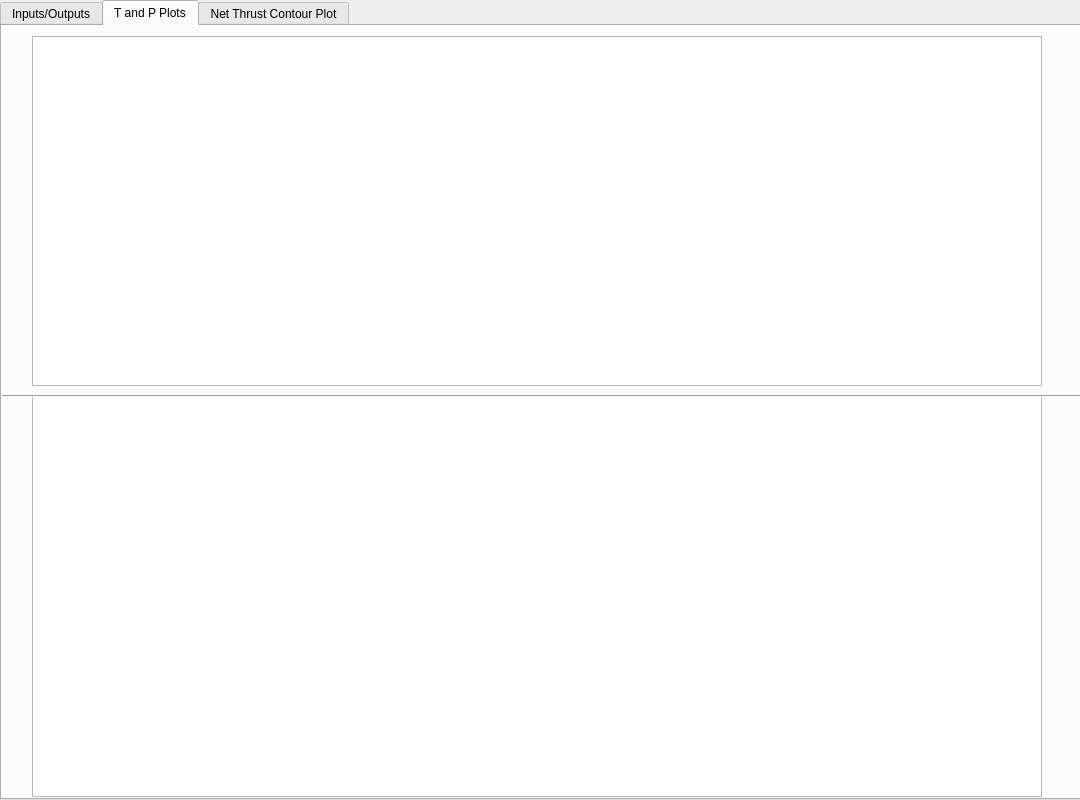
sriramsridhar66/engine-sim, file Engine_Sim_GUI.ui: the form before one commit.
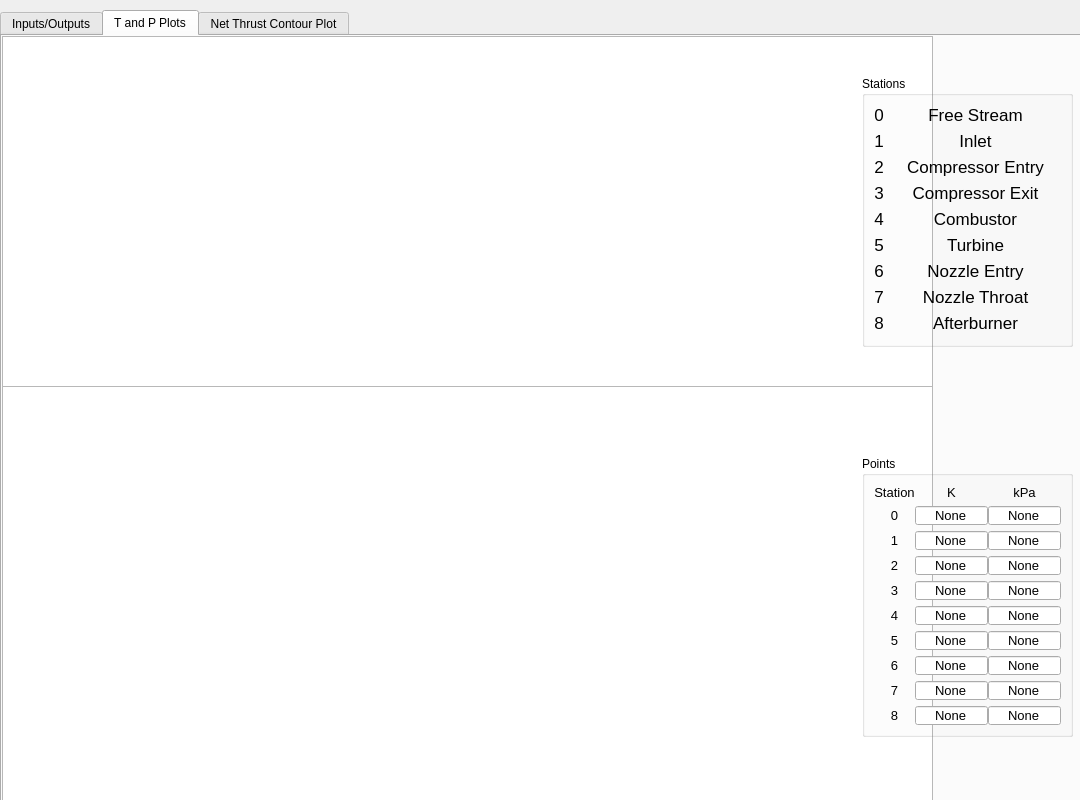
The form after the commit. The open tabs and pages were chosen to show the change.

What changed in the file:
```diff
--- a/Engine_Sim_GUI.ui
+++ b/Engine_Sim_GUI.ui
@@ -26,11 +26,20 @@
    <property name="geometry">
     <rect>
      <x>0</x>
-     <y>0</y>
+     <y>10</y>
      <width>1191</width>
      <height>800</height>
     </rect>
    </property>
+   <property name="focusPolicy">
+    <enum>Qt::TabFocus</enum>
+   </property>
+   <property name="tabPosition">
+    <enum>QTabWidget::North</enum>
+   </property>
+   <property name="tabShape">
+    <enum>QTabWidget::Rounded</enum>
+   </property>
    <property name="currentIndex">
     <number>0</number>
    </property>
@@ -38,87 +47,6 @@
     <attribute name="title">
      <string>Inputs/Outputs</string>
     </attribute>
-    <widget class="QGroupBox" name="groupBox">
-     <property name="geometry">
-      <rect>
-       <x>70</x>
-       <y>240</y>
-       <width>641</width>
-       <height>71</height>
-      </rect>
-     </property>
-     <property name="title">
-      <string>Altitude Selection</string>
-     </property>
-     <widget class="QSlider" name="horizontalSlider">
-      <property name="geometry">
-       <rect>
-        <x>20</x>
-        <y>31</y>
-        <width>461</width>
-        <height>31</height>
-       </rect>
-      </property>
-      <property name="maximum">
-       <number>20</number>
-      </property>
-      <property name="singleStep">
-       <number>2</number>
-      </property>
-      <property name="value">
-       <number>12</number>
-      </property>
-      <property name="sliderPosition">
-       <number>12</number>
-      </property>
-      <property name="orientation">
-       <enum>Qt::Horizontal</enum>
-      </property>
-     </widget>
-     <widget class="QLineEdit" name="lineEdit">
-      <property name="enabled">
-       <bool>false</bool>
-      </property>
-      <property name="geometry">
-       <rect>
-        <x>500</x>
-        <y>30</y>
-        <width>61</width>
-        <height>31</height>
-       </rect>
-      </property>
-      <property name="autoFillBackground">
-       <bool>false</bool>
-      </property>
-      <property name="text">
-       <string>12.0</string>
-      </property>
-      <property name="alignment">
-       <set>Qt::AlignCenter</set>
-      </property>
-     </widget>
-     <widget class="QLabel" name="label_58">
-      <property name="geometry">
-       <rect>
-        <x>570</x>
-        <y>20</y>
-        <width>51</width>
-        <height>41</height>
-       </rect>
-      </property>
-      <property name="text">
-       <string>&lt;!DOCTYPE HTML PUBLIC &quot;-//W3C//DTD HTML 4.0//EN&quot; &quot;http://www.w3.org/TR/REC-html40/strict.dtd&quot;&gt;
-&lt;html&gt;&lt;head&gt;&lt;meta name=&quot;qrichtext&quot; content=&quot;1&quot; /&gt;&lt;style type=&quot;text/css&quot;&gt;
-p, li { white-space: pre-wrap; }
-&lt;/style&gt;&lt;/head&gt;&lt;body style=&quot; font-family:'MS Shell Dlg 2'; font-size:8pt; font-weight:400; font-style:normal;&quot;&gt;
-&lt;p style=&quot; margin-top:12px; margin-bottom:12px; margin-left:0px; margin-right:0px; -qt-block-indent:0; text-indent:0px;&quot;&gt;thousand&lt;/p&gt;
-&lt;p style=&quot; margin-top: 12px; margin-bottom:12px; margin-left:0px; margin-right:0px; -qt-block-indent:0; text-indent:0px;&quot;&gt;meters&lt;/p&gt;&lt;/body&gt;&lt;/html&gt;</string>
-      </property>
-      <property name="alignment">
-       <set>Qt::AlignCenter</set>
-      </property>
-     </widget>
-    </widget>
     <widget class="QGroupBox" name="groupBox_8">
      <property name="geometry">
       <rect>
@@ -1712,35 +1640,832 @@
     <widget class="QGraphicsView" name="graphicsView">
      <property name="geometry">
       <rect>
-       <x>30</x>
-       <y>10</y>
-       <width>1010</width>
-       <height>350</height>
+       <x>0</x>
+       <y>0</y>
+       <width>931</width>
+       <height>361</height>
       </rect>
      </property>
     </widget>
     <widget class="QGraphicsView" name="graphicsView_2">
      <property name="geometry">
       <rect>
-       <x>30</x>
-       <y>370</y>
-       <width>1010</width>
-       <height>401</height>
-      </rect>
-     </property>
-    </widget>
-    <widget class="Line" name="line_2">
-     <property name="geometry">
-      <rect>
        <x>0</x>
-       <y>360</y>
-       <width>1081</width>
-       <height>20</height>
+       <y>350</y>
+       <width>931</width>
+       <height>421</height>
       </rect>
      </property>
-     <property name="orientation">
-      <enum>Qt::Horizontal</enum>
+    </widget>
+    <widget class="QGroupBox" name="groupBox_12">
+     <property name="geometry">
+      <rect>
+       <x>860</x>
+       <y>40</y>
+       <width>211</width>
+       <height>271</height>
+      </rect>
      </property>
+     <property name="title">
+      <string>Stations</string>
+     </property>
+     <layout class="QFormLayout" name="formLayout">
+      <property name="horizontalSpacing">
+       <number>6</number>
+      </property>
+      <item row="0" column="0">
+       <widget class="QLabel" name="label_79">
+        <property name="font">
+         <font>
+          <pointsize>13</pointsize>
+         </font>
+        </property>
+        <property name="text">
+         <string>0</string>
+        </property>
+        <property name="alignment">
+         <set>Qt::AlignCenter</set>
+        </property>
+       </widget>
+      </item>
+      <item row="0" column="1">
+       <widget class="QLabel" name="label_80">
+        <property name="font">
+         <font>
+          <pointsize>13</pointsize>
+         </font>
+        </property>
+        <property name="text">
+         <string>Free Stream</string>
+        </property>
+        <property name="alignment">
+         <set>Qt::AlignCenter</set>
+        </property>
+       </widget>
+      </item>
+      <item row="1" column="0">
+       <widget class="QLabel" name="label_7">
+        <property name="font">
+         <font>
+          <pointsize>13</pointsize>
+         </font>
+        </property>
+        <property name="text">
+         <string>1</string>
+        </property>
+        <property name="alignment">
+         <set>Qt::AlignCenter</set>
+        </property>
+       </widget>
+      </item>
+      <item row="1" column="1">
+       <widget class="QLabel" name="label_81">
+        <property name="font">
+         <font>
+          <pointsize>13</pointsize>
+         </font>
+        </property>
+        <property name="text">
+         <string>Inlet</string>
+        </property>
+        <property name="alignment">
+         <set>Qt::AlignCenter</set>
+        </property>
+       </widget>
+      </item>
+      <item row="2" column="0">
+       <widget class="QLabel" name="label_57">
+        <property name="font">
+         <font>
+          <pointsize>13</pointsize>
+         </font>
+        </property>
+        <property name="text">
+         <string>2</string>
+        </property>
+        <property name="alignment">
+         <set>Qt::AlignCenter</set>
+        </property>
+       </widget>
+      </item>
+      <item row="2" column="1">
+       <widget class="QLabel" name="label_48">
+        <property name="font">
+         <font>
+          <pointsize>13</pointsize>
+         </font>
+        </property>
+        <property name="text">
+         <string>Compressor Entry</string>
+        </property>
+        <property name="alignment">
+         <set>Qt::AlignCenter</set>
+        </property>
+       </widget>
+      </item>
+      <item row="3" column="0">
+       <widget class="QLabel" name="label_49">
+        <property name="font">
+         <font>
+          <pointsize>13</pointsize>
+         </font>
+        </property>
+        <property name="text">
+         <string>3</string>
+        </property>
+        <property name="alignment">
+         <set>Qt::AlignCenter</set>
+        </property>
+       </widget>
+      </item>
+      <item row="3" column="1">
+       <widget class="QLabel" name="label_58">
+        <property name="font">
+         <font>
+          <pointsize>13</pointsize>
+         </font>
+        </property>
+        <property name="text">
+         <string>Compressor Exit</string>
+        </property>
+        <property name="alignment">
+         <set>Qt::AlignCenter</set>
+        </property>
+       </widget>
+      </item>
+      <item row="4" column="0">
+       <widget class="QLabel" name="label_51">
+        <property name="font">
+         <font>
+          <pointsize>13</pointsize>
+         </font>
+        </property>
+        <property name="text">
+         <string>4</string>
+        </property>
+        <property name="alignment">
+         <set>Qt::AlignCenter</set>
+        </property>
+       </widget>
+      </item>
+      <item row="4" column="1">
+       <widget class="QLabel" name="label_50">
+        <property name="font">
+         <font>
+          <pointsize>13</pointsize>
+         </font>
+        </property>
+        <property name="text">
+         <string>Combustor</string>
+        </property>
+        <property name="alignment">
+         <set>Qt::AlignCenter</set>
+        </property>
+       </widget>
+      </item>
+      <item row="5" column="0">
+       <widget class="QLabel" name="label_72">
+        <property name="font">
+         <font>
+          <pointsize>13</pointsize>
+         </font>
+        </property>
+        <property name="text">
+         <string>5</string>
+        </property>
+        <property name="alignment">
+         <set>Qt::AlignCenter</set>
+        </property>
+       </widget>
+      </item>
+      <item row="5" column="1">
+       <widget class="QLabel" name="label_71">
+        <property name="font">
+         <font>
+          <pointsize>13</pointsize>
+         </font>
+        </property>
+        <property name="text">
+         <string>Turbine</string>
+        </property>
+        <property name="alignment">
+         <set>Qt::AlignCenter</set>
+        </property>
+       </widget>
+      </item>
+      <item row="6" column="0">
+       <widget class="QLabel" name="label_73">
+        <property name="font">
+         <font>
+          <pointsize>13</pointsize>
+         </font>
+        </property>
+        <property name="text">
+         <string>6</string>
+        </property>
+        <property name="alignment">
+         <set>Qt::AlignCenter</set>
+        </property>
+       </widget>
+      </item>
+      <item row="6" column="1">
+       <widget class="QLabel" name="label_74">
+        <property name="font">
+         <font>
+          <pointsize>13</pointsize>
+         </font>
+        </property>
+        <property name="text">
+         <string>Nozzle Entry</string>
+        </property>
+        <property name="alignment">
+         <set>Qt::AlignCenter</set>
+        </property>
+       </widget>
+      </item>
+      <item row="7" column="0">
+       <widget class="QLabel" name="label_75">
+        <property name="font">
+         <font>
+          <pointsize>13</pointsize>
+         </font>
+        </property>
+        <property name="text">
+         <string>7</string>
+        </property>
+        <property name="alignment">
+         <set>Qt::AlignCenter</set>
+        </property>
+       </widget>
+      </item>
+      <item row="7" column="1">
+       <widget class="QLabel" name="label_76">
+        <property name="font">
+         <font>
+          <pointsize>13</pointsize>
+         </font>
+        </property>
+        <property name="text">
+         <string>Nozzle Throat</string>
+        </property>
+        <property name="alignment">
+         <set>Qt::AlignCenter</set>
+        </property>
+       </widget>
+      </item>
+      <item row="8" column="0">
+       <widget class="QLabel" name="label_77">
+        <property name="font">
+         <font>
+          <pointsize>13</pointsize>
+         </font>
+        </property>
+        <property name="text">
+         <string>8</string>
+        </property>
+        <property name="alignment">
+         <set>Qt::AlignCenter</set>
+        </property>
+       </widget>
+      </item>
+      <item row="8" column="1">
+       <widget class="QLabel" name="label_78">
+        <property name="font">
+         <font>
+          <pointsize>13</pointsize>
+         </font>
+        </property>
+        <property name="text">
+         <string>Afterburner</string>
+        </property>
+        <property name="alignment">
+         <set>Qt::AlignCenter</set>
+        </property>
+       </widget>
+      </item>
+     </layout>
+    </widget>
+    <widget class="QGroupBox" name="groupBox_13">
+     <property name="geometry">
+      <rect>
+       <x>860</x>
+       <y>420</y>
+       <width>211</width>
+       <height>281</height>
+      </rect>
+     </property>
+     <property name="title">
+      <string>Points</string>
+     </property>
+     <layout class="QGridLayout" name="gridLayout_11">
+      <property name="horizontalSpacing">
+       <number>0</number>
+      </property>
+      <item row="8" column="2">
+       <widget class="QLineEdit" name="plotpointEdit_17">
+        <property name="enabled">
+         <bool>true</bool>
+        </property>
+        <property name="font">
+         <font>
+          <pointsize>10</pointsize>
+         </font>
+        </property>
+        <property name="text">
+         <string>None</string>
+        </property>
+        <property name="alignment">
+         <set>Qt::AlignCenter</set>
+        </property>
+       </widget>
+      </item>
+      <item row="6" column="0">
+       <widget class="QLabel" name="label_85">
+        <property name="font">
+         <font>
+          <pointsize>10</pointsize>
+         </font>
+        </property>
+        <property name="text">
+         <string>5</string>
+        </property>
+        <property name="alignment">
+         <set>Qt::AlignCenter</set>
+        </property>
+       </widget>
+      </item>
+      <item row="7" column="0">
+       <widget class="QLabel" name="label_86">
+        <property name="font">
+         <font>
+          <pointsize>10</pointsize>
+         </font>
+        </property>
+        <property name="text">
+         <string>6</string>
+        </property>
+        <property name="alignment">
+         <set>Qt::AlignCenter</set>
+        </property>
+       </widget>
+      </item>
+      <item row="0" column="2">
+       <widget class="QLabel" name="label_90">
+        <property name="font">
+         <font>
+          <pointsize>10</pointsize>
+         </font>
+        </property>
+        <property name="text">
+         <string>kPa</string>
+        </property>
+        <property name="alignment">
+         <set>Qt::AlignCenter</set>
+        </property>
+       </widget>
+      </item>
+      <item row="4" column="1">
+       <widget class="QLineEdit" name="plotpointEdit_4">
+        <property name="enabled">
+         <bool>true</bool>
+        </property>
+        <property name="font">
+         <font>
+          <pointsize>10</pointsize>
+         </font>
+        </property>
+        <property name="text">
+         <string>None</string>
+        </property>
+        <property name="alignment">
+         <set>Qt::AlignCenter</set>
+        </property>
+       </widget>
+      </item>
+      <item row="8" column="1">
+       <widget class="QLineEdit" name="plotpointEdit_8">
+        <property name="enabled">
+         <bool>true</bool>
+        </property>
+        <property name="font">
+         <font>
+          <pointsize>10</pointsize>
+         </font>
+        </property>
+        <property name="text">
+         <string>None</string>
+        </property>
+        <property name="alignment">
+         <set>Qt::AlignCenter</set>
+        </property>
+       </widget>
+      </item>
+      <item row="5" column="0">
+       <widget class="QLabel" name="label_83">
+        <property name="font">
+         <font>
+          <pointsize>10</pointsize>
+         </font>
+        </property>
+        <property name="text">
+         <string>4</string>
+        </property>
+        <property name="alignment">
+         <set>Qt::AlignCenter</set>
+        </property>
+       </widget>
+      </item>
+      <item row="5" column="2">
+       <widget class="QLineEdit" name="plotpointEdit_14">
+        <property name="enabled">
+         <bool>true</bool>
+        </property>
+        <property name="font">
+         <font>
+          <pointsize>10</pointsize>
+         </font>
+        </property>
+        <property name="text">
+         <string>None</string>
+        </property>
+        <property name="alignment">
+         <set>Qt::AlignCenter</set>
+        </property>
+       </widget>
+      </item>
+      <item row="6" column="1">
+       <widget class="QLineEdit" name="plotpointEdit_6">
+        <property name="enabled">
+         <bool>true</bool>
+        </property>
+        <property name="font">
+         <font>
+          <pointsize>10</pointsize>
+         </font>
+        </property>
+        <property name="text">
+         <string>None</string>
+        </property>
+        <property name="alignment">
+         <set>Qt::AlignCenter</set>
+        </property>
+       </widget>
+      </item>
+      <item row="6" column="2">
+       <widget class="QLineEdit" name="plotpointEdit_15">
+        <property name="enabled">
+         <bool>true</bool>
+        </property>
+        <property name="font">
+         <font>
+          <pointsize>10</pointsize>
+         </font>
+        </property>
+        <property name="text">
+         <string>None</string>
+        </property>
+        <property name="alignment">
+         <set>Qt::AlignCenter</set>
+        </property>
+       </widget>
+      </item>
+      <item row="3" column="2">
+       <widget class="QLineEdit" name="plotpointEdit_12">
+        <property name="enabled">
+         <bool>true</bool>
+        </property>
+        <property name="font">
+         <font>
+          <pointsize>10</pointsize>
+         </font>
+        </property>
+        <property name="text">
+         <string>None</string>
+        </property>
+        <property name="alignment">
+         <set>Qt::AlignCenter</set>
+        </property>
+       </widget>
+      </item>
+      <item row="2" column="0">
+       <widget class="QLabel" name="label_84">
+        <property name="font">
+         <font>
+          <pointsize>10</pointsize>
+         </font>
+        </property>
+        <property name="text">
+         <string>1</string>
+        </property>
+        <property name="alignment">
+         <set>Qt::AlignCenter</set>
+        </property>
+       </widget>
+      </item>
+      <item row="1" column="1">
+       <widget class="QLineEdit" name="plotpointEdit_1">
+        <property name="enabled">
+         <bool>true</bool>
+        </property>
+        <property name="font">
+         <font>
+          <pointsize>10</pointsize>
+         </font>
+        </property>
+        <property name="text">
+         <string>None</string>
+        </property>
+        <property name="alignment">
+         <set>Qt::AlignCenter</set>
+        </property>
+       </widget>
+      </item>
+      <item row="3" column="1">
+       <widget class="QLineEdit" name="plotpointEdit_3">
+        <property name="enabled">
+         <bool>true</bool>
+        </property>
+        <property name="font">
+         <font>
+          <pointsize>10</pointsize>
+         </font>
+        </property>
+        <property name="text">
+         <string>None</string>
+        </property>
+        <property name="alignment">
+         <set>Qt::AlignCenter</set>
+        </property>
+       </widget>
+      </item>
+      <item row="3" column="0">
+       <widget class="QLabel" name="label_59">
+        <property name="font">
+         <font>
+          <pointsize>10</pointsize>
+         </font>
+        </property>
+        <property name="text">
+         <string>2</string>
+        </property>
+        <property name="alignment">
+         <set>Qt::AlignCenter</set>
+        </property>
+       </widget>
+      </item>
+      <item row="5" column="1">
+       <widget class="QLineEdit" name="plotpointEdit_5">
+        <property name="enabled">
+         <bool>true</bool>
+        </property>
+        <property name="font">
+         <font>
+          <pointsize>10</pointsize>
+         </font>
+        </property>
+        <property name="text">
+         <string>None</string>
+        </property>
+        <property name="alignment">
+         <set>Qt::AlignCenter</set>
+        </property>
+       </widget>
+      </item>
+      <item row="2" column="2">
+       <widget class="QLineEdit" name="plotpointEdit_11">
+        <property name="enabled">
+         <bool>true</bool>
+        </property>
+        <property name="font">
+         <font>
+          <pointsize>10</pointsize>
+         </font>
+        </property>
+        <property name="text">
+         <string>None</string>
+        </property>
+        <property name="alignment">
+         <set>Qt::AlignCenter</set>
+        </property>
+       </widget>
+      </item>
+      <item row="7" column="2">
+       <widget class="QLineEdit" name="plotpointEdit_16">
+        <property name="enabled">
+         <bool>true</bool>
+        </property>
+        <property name="font">
+         <font>
+          <pointsize>10</pointsize>
+         </font>
+        </property>
+        <property name="text">
+         <string>None</string>
+        </property>
+        <property name="alignment">
+         <set>Qt::AlignCenter</set>
+        </property>
+       </widget>
+      </item>
+      <item row="0" column="0">
+       <widget class="QLabel" name="label_91">
+        <property name="font">
+         <font>
+          <pointsize>10</pointsize>
+         </font>
+        </property>
+        <property name="text">
+         <string>Station</string>
+        </property>
+        <property name="alignment">
+         <set>Qt::AlignCenter</set>
+        </property>
+       </widget>
+      </item>
+      <item row="2" column="1">
+       <widget class="QLineEdit" name="plotpointEdit_2">
+        <property name="enabled">
+         <bool>true</bool>
+        </property>
+        <property name="font">
+         <font>
+          <pointsize>10</pointsize>
+         </font>
+        </property>
+        <property name="text">
+         <string>None</string>
+        </property>
+        <property name="alignment">
+         <set>Qt::AlignCenter</set>
+        </property>
+       </widget>
+      </item>
+      <item row="4" column="0">
+       <widget class="QLabel" name="label_61">
+        <property name="font">
+         <font>
+          <pointsize>10</pointsize>
+         </font>
+        </property>
+        <property name="text">
+         <string>3</string>
+        </property>
+        <property name="alignment">
+         <set>Qt::AlignCenter</set>
+        </property>
+       </widget>
+      </item>
+      <item row="1" column="0">
+       <widget class="QLabel" name="label_16">
+        <property name="font">
+         <font>
+          <pointsize>10</pointsize>
+         </font>
+        </property>
+        <property name="text">
+         <string>0</string>
+        </property>
+        <property name="alignment">
+         <set>Qt::AlignCenter</set>
+        </property>
+       </widget>
+      </item>
+      <item row="8" column="0">
+       <widget class="QLabel" name="label_87">
+        <property name="font">
+         <font>
+          <pointsize>10</pointsize>
+         </font>
+        </property>
+        <property name="text">
+         <string>7</string>
+        </property>
+        <property name="alignment">
+         <set>Qt::AlignCenter</set>
+        </property>
+       </widget>
+      </item>
+      <item row="0" column="1">
+       <widget class="QLabel" name="label_88">
+        <property name="font">
+         <font>
+          <pointsize>10</pointsize>
+         </font>
+        </property>
+        <property name="text">
+         <string>K</string>
+        </property>
+        <property name="alignment">
+         <set>Qt::AlignCenter</set>
+        </property>
+       </widget>
+      </item>
+      <item row="7" column="1">
+       <widget class="QLineEdit" name="plotpointEdit_7">
+        <property name="enabled">
+         <bool>true</bool>
+        </property>
+        <property name="font">
+         <font>
+          <pointsize>10</pointsize>
+         </font>
+        </property>
+        <property name="text">
+         <string>None</string>
+        </property>
+        <property name="alignment">
+         <set>Qt::AlignCenter</set>
+        </property>
+       </widget>
+      </item>
+      <item row="1" column="2">
+       <widget class="QLineEdit" name="plotpointEdit_10">
+        <property name="enabled">
+         <bool>true</bool>
+        </property>
+        <property name="font">
+         <font>
+          <pointsize>10</pointsize>
+         </font>
+        </property>
+        <property name="text">
+         <string>None</string>
+        </property>
+        <property name="alignment">
+         <set>Qt::AlignCenter</set>
+        </property>
+       </widget>
+      </item>
+      <item row="4" column="2">
+       <widget class="QLineEdit" name="plotpointEdit_13">
+        <property name="enabled">
+         <bool>true</bool>
+        </property>
+        <property name="font">
+         <font>
+          <pointsize>10</pointsize>
+         </font>
+        </property>
+        <property name="text">
+         <string>None</string>
+        </property>
+        <property name="alignment">
+         <set>Qt::AlignCenter</set>
+        </property>
+       </widget>
+      </item>
+      <item row="9" column="0">
+       <widget class="QLabel" name="label_89">
+        <property name="font">
+         <font>
+          <pointsize>10</pointsize>
+         </font>
+        </property>
+        <property name="text">
+         <string>8</string>
+        </property>
+        <property name="alignment">
+         <set>Qt::AlignCenter</set>
+        </property>
+       </widget>
+      </item>
+      <item row="9" column="1">
+       <widget class="QLineEdit" name="plotpointEdit_9">
+        <property name="enabled">
+         <bool>true</bool>
+        </property>
+        <property name="font">
+         <font>
+          <pointsize>10</pointsize>
+         </font>
+        </property>
+        <property name="text">
+         <string>None</string>
+        </property>
+        <property name="alignment">
+         <set>Qt::AlignCenter</set>
+        </property>
+       </widget>
+      </item>
+      <item row="9" column="2">
+       <widget class="QLineEdit" name="plotpointEdit_18">
+        <property name="enabled">
+         <bool>true</bool>
+        </property>
+        <property name="font">
+         <font>
+          <pointsize>10</pointsize>
+         </font>
+        </property>
+        <property name="text">
+         <string>None</string>
+        </property>
+        <property name="alignment">
+         <set>Qt::AlignCenter</set>
+        </property>
+       </widget>
+      </item>
+     </layout>
     </widget>
    </widget>
    <widget class="QWidget" name="tab_5">
```
Left out of the diff: 229 changed lines with no effect on the pictures.
